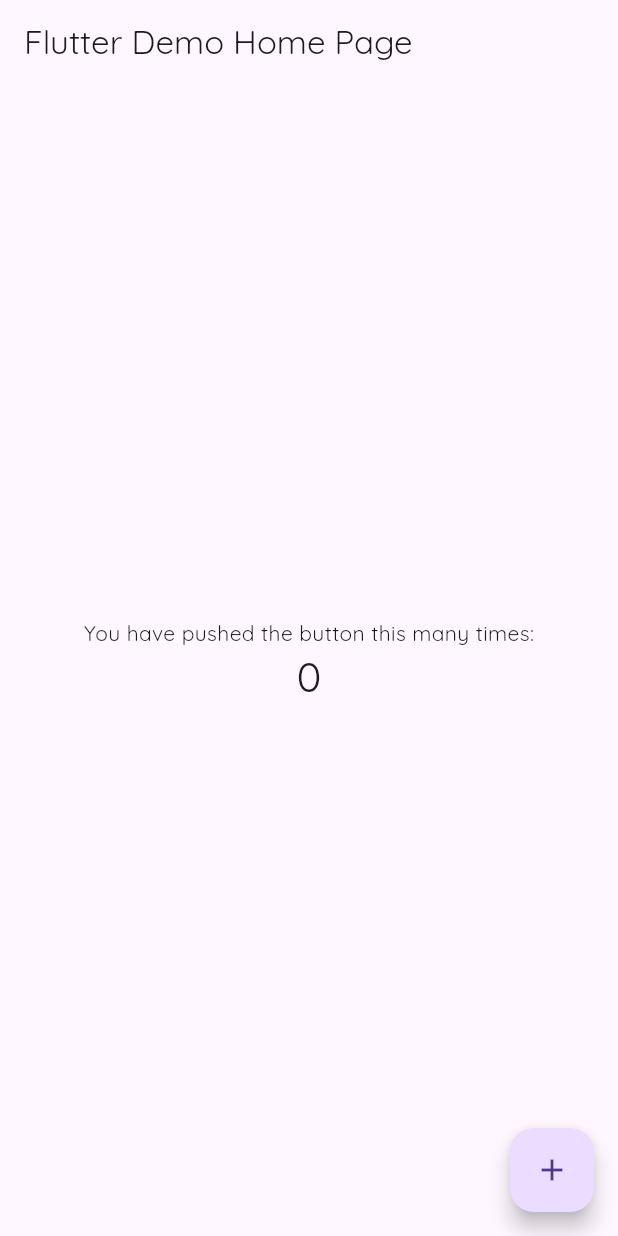
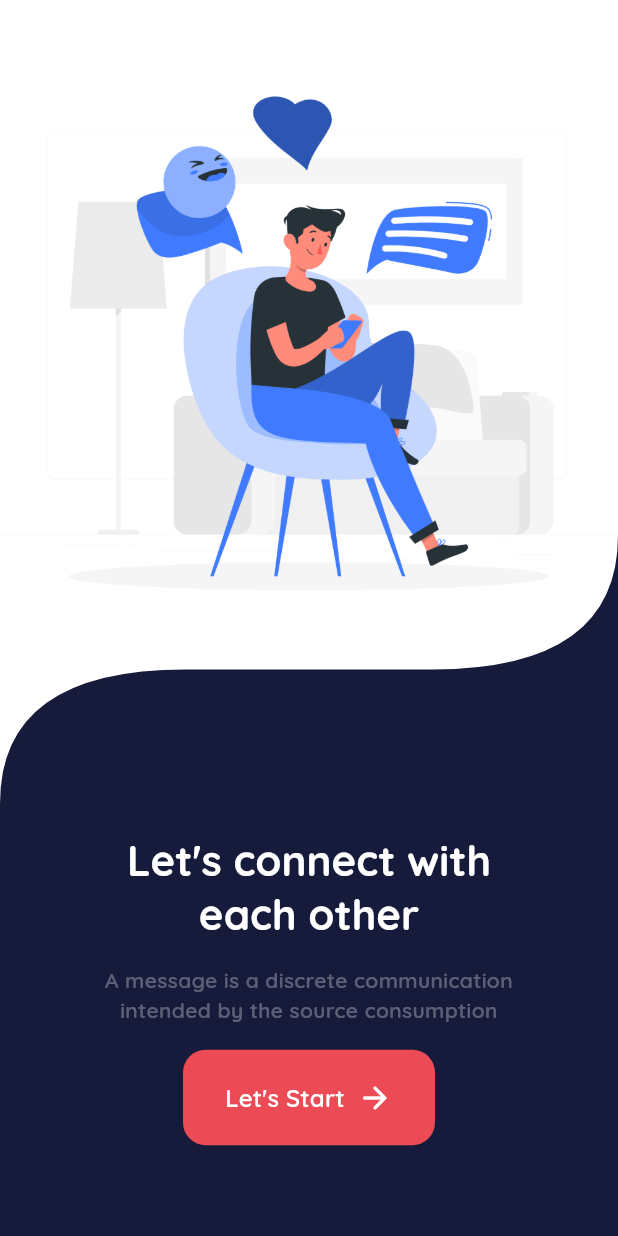
Before and after one commit to minato223/mino_chat, a Flutter app: the screen it shows after launch, on a phone screen of 412 x 824 dp. Run offline on Flutter 3.47's test engine with Material 2 defaults, Android fonts, the phone set to English and light mode, and no system bars.

Commit message:
Création de la landing screen

```diff
--- a/lib/constants/app_colors.dart
+++ b/lib/constants/app_colors.dart
@@ -2,5 +2,5 @@ import 'package:flutter/material.dart';
 
 class AppColors {
   static const Color primary = Color(0xff161b3b);
-  static const Color secondary = Color(0xffc23a31);
+  static const Color secondary = Color(0xffec4a55);
 }
--- /dev/null
+++ b/lib/constants/app_images.dart
@@ -0,0 +1,12 @@
+class AppImages {
+  static const String basePath = "assets/images";
+  static const String landscape = "$basePath/landscape_image.png";
+  static const String avatar1 = "$basePath/avatar_1.png";
+  static const String avatar2 = "$basePath/avatar_2.png";
+  static const String avatar3 = "$basePath/avatar_3.png";
+  static const String avatar4 = "$basePath/avatar_4.png";
+  static const String avatar5 = "$basePath/avatar_5.png";
+  static const String avatar6 = "$basePath/avatar_6.png";
+  static const String avatar7 = "$basePath/avatar_7.png";
+  static const String avatar8 = "$basePath/avatar_8.png";
+}
--- /dev/null
+++ b/lib/constants/app_sizes.dart
@@ -0,0 +1,19 @@
+// ignore_for_file: non_constant_identifier_names
+
+import 'package:flutter/cupertino.dart';
+
+class AppSizes {
+  BuildContext context;
+  late double _height;
+  late double _width;
+  AppSizes(this.context) {
+    _height = MediaQuery.of(context).size.height;
+    _width = MediaQuery.of(context).size.width;
+  }
+
+  double get HEIGHT => _height;
+  double get WIDTH => _width;
+  double get CONTENT_PADDING => _width * 0.1;
+  double get AVATAR_RADIUS => _width * .15;
+  double get CONTENT_SPACE => _width * .04;
+}
--- a/lib/main.dart
+++ b/lib/main.dart
@@ -1,4 +1,6 @@
 import 'package:flutter/material.dart';
+import 'package:mino_chat/themes/theme_provider.dart';
+import 'package:mino_chat/views/landscape/landscape.dart';
 
 void main() {
   runApp(const MyApp());
@@ -12,58 +14,8 @@ class MyApp extends StatelessWidget {
     return MaterialApp(
       debugShowCheckedModeBanner: false,
       title: 'Mino Chat',
-      theme: ThemeData(
-          primarySwatch: Colors.blue,
-          useMaterial3: true,
-          fontFamily: "Quicksand"),
-      home: const MyHomePage(title: 'Flutter Demo Home Page'),
+      theme: ThemeProvider.light,
+      home: const Landscape(),
     );
   }
 }
-
-class MyHomePage extends StatefulWidget {
-  const MyHomePage({super.key, required this.title});
-
-  final String title;
-
-  @override
-  State<MyHomePage> createState() => _MyHomePageState();
-}
-
-class _MyHomePageState extends State<MyHomePage> {
-  int _counter = 0;
-
-  void _incrementCounter() {
-    setState(() {
-      _counter++;
-    });
-  }
-
-  @override
-  Widget build(BuildContext context) {
-    return Scaffold(
-      appBar: AppBar(
-        title: Text(widget.title),
-      ),
-      body: Center(
-        child: Column(
-          mainAxisAlignment: MainAxisAlignment.center,
-          children: <Widget>[
-            const Text(
-              'You have pushed the button this many times:',
-            ),
-            Text(
-              '$_counter',
-              style: Theme.of(context).textTheme.headline4,
-            ),
-          ],
-        ),
-      ),
-      floatingActionButton: FloatingActionButton(
-        onPressed: _incrementCounter,
-        tooltip: 'Increment',
-        child: const Icon(Icons.add),
-      ),
-    );
-  }
-}
--- /dev/null
+++ b/lib/themes/theme_provider.dart
@@ -0,0 +1,6 @@
+import 'package:flutter/material.dart';
+
+class ThemeProvider {
+  static ThemeData get light => ThemeData(
+      primarySwatch: Colors.blue, useMaterial3: true, fontFamily: "Quicksand");
+}
--- /dev/null
+++ b/lib/views/landscape/landscape.dart
@@ -0,0 +1,122 @@
+import 'package:flutter/material.dart';
+import 'package:flutter/src/widgets/container.dart';
+import 'package:flutter/src/widgets/framework.dart';
+import 'package:mino_chat/constants/app_colors.dart';
+import 'package:mino_chat/constants/app_images.dart';
+import 'package:mino_chat/constants/app_sizes.dart';
+import 'package:mino_chat/views/widgets/xspace.dart';
+
+class Landscape extends StatelessWidget {
+  const Landscape({super.key});
+
+  @override
+  Widget build(BuildContext context) {
+    ThemeData theme = Theme.of(context);
+    AppSizes size = AppSizes(context);
+    return Scaffold(
+      body: Stack(
+        children: [
+          Container(
+            height: size.HEIGHT,
+            width: size.WIDTH,
+            color: AppColors.primary,
+          ),
+          ClipPath(
+            clipper: MyClipper(),
+            child: Container(
+              height: size.HEIGHT * .65,
+              width: size.WIDTH,
+              color: Colors.white,
+            ),
+          ),
+          SizedBox(
+            height: size.HEIGHT,
+            width: size.WIDTH,
+            child: Column(
+              children: [
+                Expanded(
+                  flex: 6,
+                  child: Image.asset(AppImages.landscape),
+                ),
+                Expanded(
+                    flex: 4,
+                    child: SizedBox(
+                      width: size.WIDTH * .7,
+                      child: Column(
+                        mainAxisAlignment: MainAxisAlignment.center,
+                        crossAxisAlignment: CrossAxisAlignment.center,
+                        children: [
+                          Text(
+                            "Let's connect with each other",
+                            textAlign: TextAlign.center,
+                            style: theme.textTheme.headline4!.copyWith(
+                                color: Colors.white,
+                                fontWeight: FontWeight.w800),
+                          ),
+                          XSpace(size.CONTENT_SPACE).y,
+                          Text(
+                            "A message is a discrete communication intended by the source consumption",
+                            textAlign: TextAlign.center,
+                            style: theme.textTheme.bodyMedium!.copyWith(
+                                color: Colors.white30,
+                                fontWeight: FontWeight.w600),
+                          ),
+                          XSpace(size.CONTENT_SPACE).y,
+                          Container(
+                            padding: EdgeInsets.symmetric(
+                                horizontal: size.CONTENT_SPACE * 1.7,
+                                vertical: size.CONTENT_SPACE * 1.2),
+                            decoration: BoxDecoration(
+                                color: AppColors.secondary,
+                                borderRadius: BorderRadius.circular(15)),
+                            child: Row(
+                              mainAxisSize: MainAxisSize.min,
+                              children: [
+                                Text(
+                                  "Let's Start",
+                                  textAlign: TextAlign.center,
+                                  style: theme.textTheme.titleMedium!.copyWith(
+                                      fontWeight: FontWeight.w600,
+                                      color: Colors.white),
+                                ),
+                                XSpace(size.CONTENT_SPACE / 2).x,
+                                const Icon(
+                                  Icons.arrow_forward_rounded,
+                                  color: Colors.white,
+                                )
+                              ],
+                            ),
+                          )
+                        ],
+                      ),
+                    )),
+              ],
+            ),
+          )
+        ],
+      ),
+    );
+  }
+}
+
+class MyClipper extends CustomClipper<Path> {
+  @override
+  getClip(Size size) {
+    double x = size.width;
+    double y = size.height;
+    double center = (5 / 6) * y;
+    Path path = Path()
+      ..lineTo(0, y)
+      ..quadraticBezierTo(0, center, x * .3, center)
+      ..lineTo(x * .7, center)
+      ..quadraticBezierTo(x, center, x, (4 / 6) * y)
+      ..lineTo(x, 0)
+      ..close();
+    return path;
+  }
+
+  @override
+  bool shouldReclip(covariant CustomClipper oldClipper) {
+    return false;
+  }
+}
--- /dev/null
+++ b/lib/views/widgets/xspace.dart
@@ -0,0 +1,10 @@
+// ignore_for_file: use_key_in_widget_constructors, must_be_immutable
+
+import 'package:flutter/cupertino.dart';
+
+class XSpace {
+  double? value;
+  XSpace([this.value]);
+  Widget get x => SizedBox(width: value);
+  Widget get y => SizedBox(height: value);
+}
```
Also changed, not shown: assets/images/landscape_image.png (renamed from assets/images/landscape-image.png).
